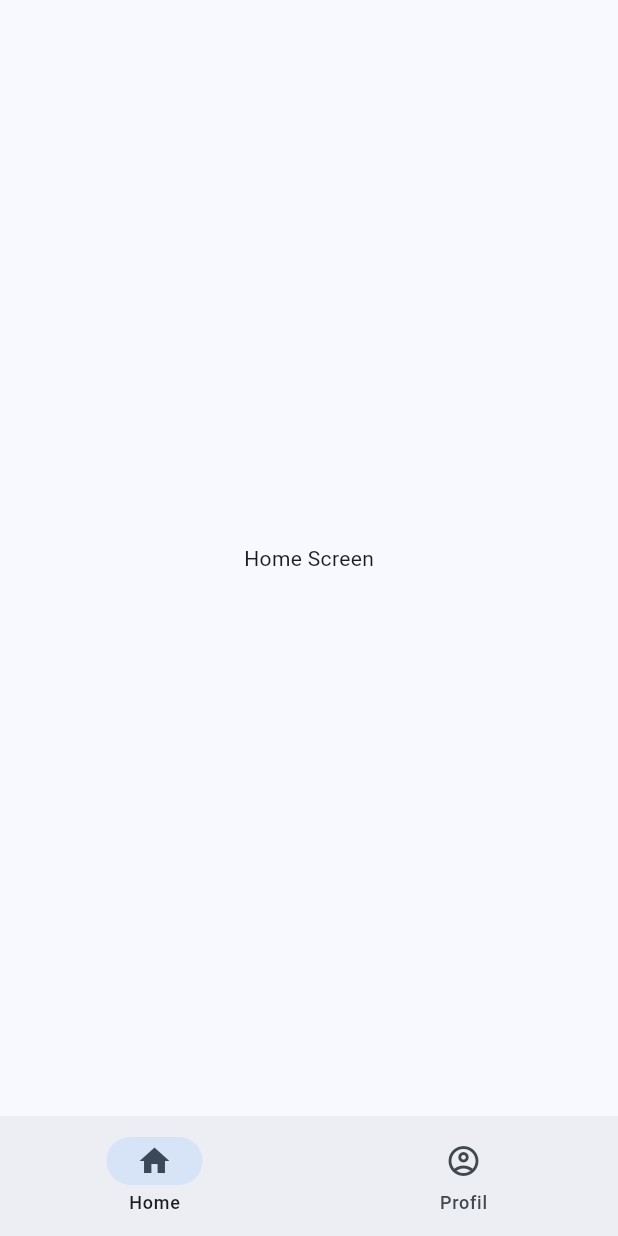
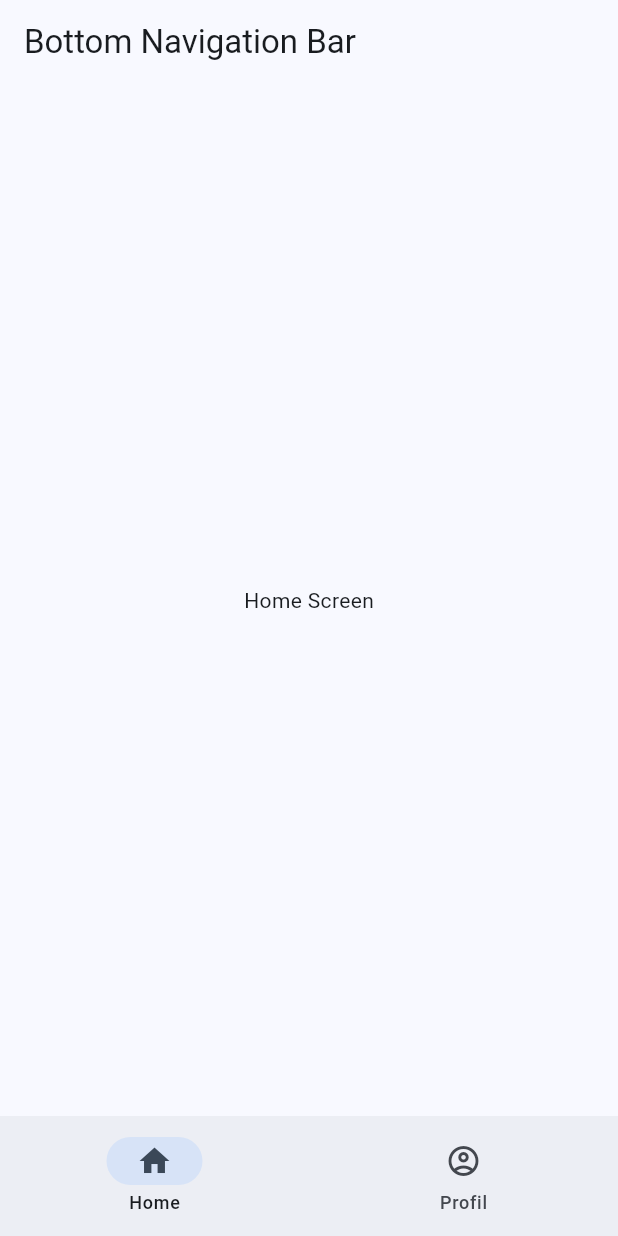
Before and after one commit to rifquramandhita/Flutter-Explorer, a Flutter app: the screen it shows after launch, on a phone screen of 412 x 824 dp. Run offline on Flutter 3.47's test engine with Material 3 defaults, Android fonts, the phone set to English and light mode, and no system bars; our stand-ins replace wave; missing offline and left inert: onboarding.

Commit message:
refactor: add appBar on material3-bottomNavBar

```diff
--- a/simple_material3/lib/bottom_navbar/bottom_navbar.dart
+++ b/simple_material3/lib/bottom_navbar/bottom_navbar.dart
@@ -30,6 +30,7 @@ class _BottomNavBarState extends State<BottomNavBar> {
   @override
   Widget build(BuildContext context) {
     return Scaffold(
+      appBar: AppBar(title: Text("Bottom Navigation Bar"),),
       body: listPage[selectedIndex],
       bottomNavigationBar: NavigationBar(
           selectedIndex: selectedIndex,
```
